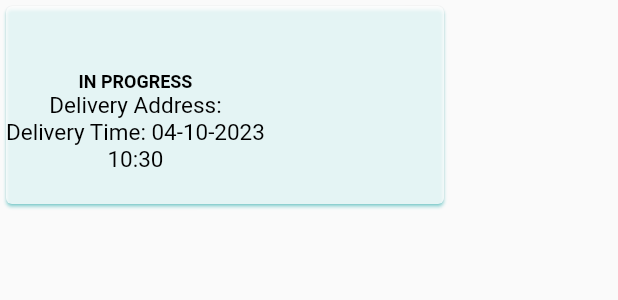
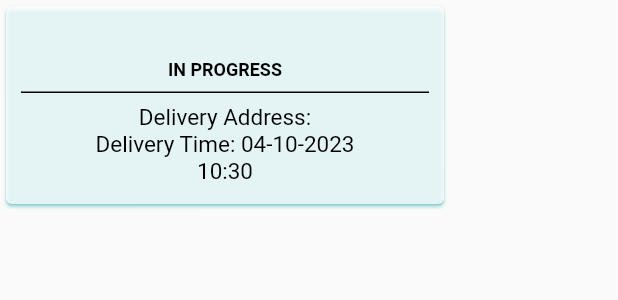
Before and after one commit to Juicybruce/urban-logistics, a Flutter app: the JobMarkerPopup widget shown alone on an empty page, opened directly with empty values, on a phone screen of 412 x 824 dp. Shown: the top 300 px of the screen. Run offline on Flutter 3.47's test engine with Material 2 defaults, Android fonts, the phone set to English and light mode, and no system bars; our stand-ins replace flutter_map, flutter_svg, geocoding, latlong2, location, supabase and 1 more; missing offline and left inert: flutter_map_location_marker, flutter_map_marker_popup; accounts and stored records are empty.

Commit message:
Divider for map popups

```diff
--- a/lib/driver/mapDriver.dart
+++ b/lib/driver/mapDriver.dart
@@ -441,6 +441,7 @@ class JobMarkerPopup extends StatelessWidget {
                     ]else ...[
                       Text('ACCEPTED', textAlign: TextAlign.center, style: TextStyle( fontSize: 12 ,fontWeight: FontWeight.bold, color: textColor),),
                     ],
+                    Divider( thickness: 1, color: Colors.black, endIndent: 10, indent: 10,),
                     Text('Pickup Address: ${jobs['pickup_address']}', textAlign: TextAlign.center, style: TextStyle( fontSize: 15 , color: textColor),),
                     if (jobs['pickup_time'] != null)...[
 
@@ -449,6 +450,7 @@ class JobMarkerPopup extends StatelessWidget {
                   ]else ...[
                     Text('${jobs['goods_type']}', textAlign: TextAlign.center, style: TextStyle( fontSize: 20 ,fontWeight: FontWeight.bold, color: textColor),),
                     Text('IN PROGRESS', textAlign: TextAlign.center, style: TextStyle( fontSize: 12 ,fontWeight: FontWeight.bold, color: textColor),),
+                    Divider( thickness: 1, color: Colors.black, endIndent: 10, indent: 10,),
                     Text('Delivery Address:  ${jobs['dropoff_address']}', textAlign: TextAlign.center, style: TextStyle( fontSize: 15 , color: textColor),),
                     if (jobs['delivery_time'] != null)...[
 
```
